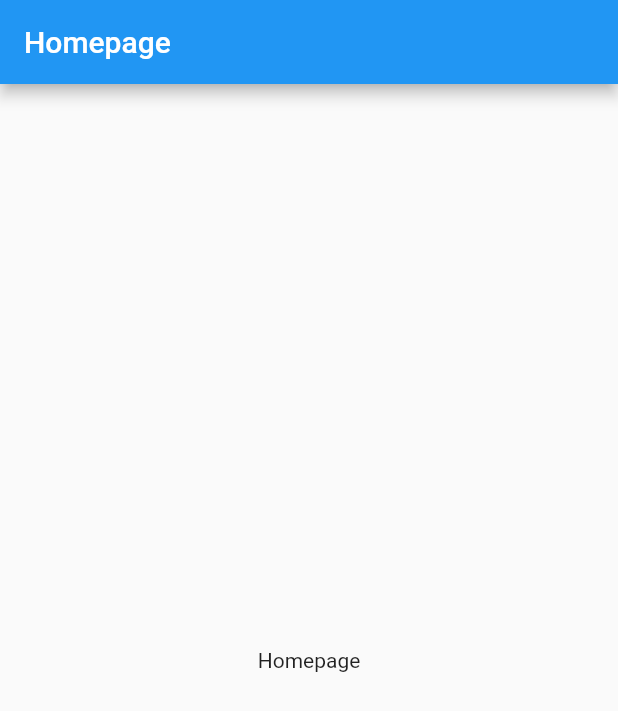
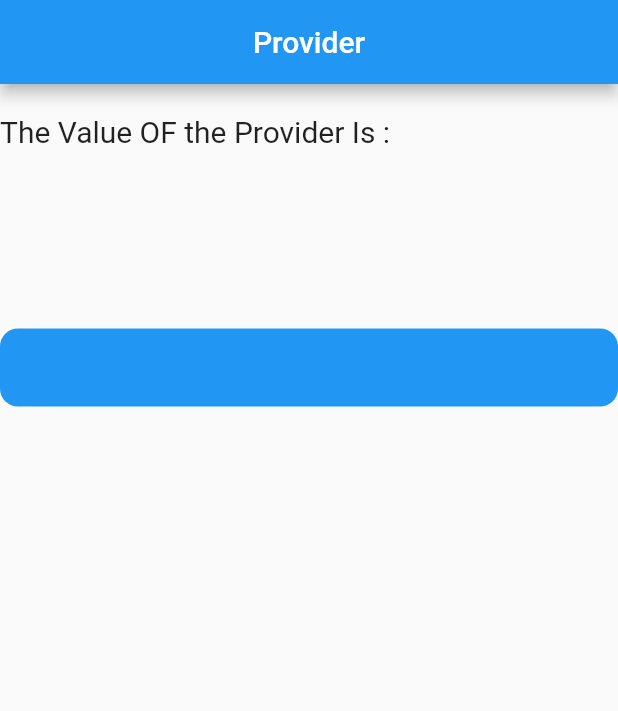
Before and after one commit to wackyapps/flutter_provider, a Flutter app: the screen it shows after launch, on a phone screen of 412 x 824 dp. Shown: the top 711 px of the screen. Run offline on Flutter 3.47's test engine with Material 2 defaults, Android fonts, the phone set to English and light mode, and no system bars.

Commit message:
Add Student Model and Provider

```diff
--- a/analysis_options.yaml
+++ b/analysis_options.yaml
@@ -22,8 +22,8 @@ linter:
   # `// ignore_for_file: name_of_lint` syntax on the line or in the file
   # producing the lint.
   rules:
+    prefer_const_constructors: false;
     # avoid_print: false  # Uncomment to disable the `avoid_print` rule
     # prefer_single_quotes: true  # Uncomment to enable the `prefer_single_quotes` rule
-
 # Additional information about this file can be found at
 # https://dart.dev/guides/language/analysis-options
--- a/lib/main.dart
+++ b/lib/main.dart
@@ -1,6 +1,5 @@
 import 'package:flutter/material.dart';
-
-import 'screens/homepage.dart';
+import 'package:vdo/pages/home_page.dart';
 
 void main() {
   runApp(const MyApp());
@@ -8,14 +7,15 @@ void main() {
 
 class MyApp extends StatelessWidget {
   const MyApp({Key? key}) : super(key: key);
-
-  // This widget is the root of your application.
   @override
   Widget build(BuildContext context) {
     return MaterialApp(
       debugShowCheckedModeBanner: false,
       title: 'Flutter Demo',
-      home: homepage(),
+      theme: ThemeData(
+        primarySwatch: Colors.blue,
+      ),
+      home: HomePage(),
     );
   }
 }
--- /dev/null
+++ b/lib/pages/home_page.dart
@@ -0,0 +1,103 @@
+// import 'package:flutter/cupertino.dart';
+// import 'package:flutter/material.dart';
+// import 'package:flutter_application_provider/provider/AppState.dart';
+
+// import 'package:provider/provider.dart';
+
+// class HomePage extends StatelessWidget {
+//   const HomePage({Key? key}) : super(key: key);
+
+//   @override
+//   Widget build(BuildContext context) {
+//     return ChangeNotifierProvider(
+//       create: (context) => AppState(),
+//       child : Scaffold(
+//         appBar: AppBar(
+//           title: Text('Provider'),
+//         ),
+//         body: Center(
+//           child: Consumer<AppState>(
+//             builder: (context, providerValue, child) {
+//               return Column(
+//                 children: [
+//                   SizedBox(height: 20),
+//                   Text('The Value OF the Provider Is : ${providerValue.name}'),
+//                   SizedBox(height: 120),
+//                   CupertinoButton(
+//                       color: Colors.blue,
+//                       child: Text('Click and Update Value'),
+//                       onPressed: () {
+//                         providerValue.getName("Code With Flutter");
+//                       })
+//                 ],
+//               );
+//             },
+//           ),
+//         ),
+//       ),
+//     );
+//   }
+// }
+
+// ignore_for_file: unused_element
+
+import 'package:flutter/cupertino.dart';
+import 'package:flutter/material.dart';
+import 'package:provider/provider.dart';
+
+import '../provider/student_provider.dart';
+
+class HomePage extends StatelessWidget {
+  HomePage({Key? key}) : super(key: key);
+  @override
+  Widget build(BuildContext context) {
+    return ChangeNotifierProvider(
+      create: (context) => StudentProvider(),
+      child: Scaffold(
+        appBar: AppBar(
+          centerTitle: true,
+          title: Text(
+            'Provider',
+          ),
+          iconTheme: IconThemeData(
+            color: Colors.black,
+          ),
+          //appbar theme
+        ),
+        body: Center(child: Consumer(
+          builder: (context, value, child) {
+            return ListView(
+              children: [
+                SizedBox(height: 20),
+                Text(
+                  'The Value OF the Provider Is : ',
+                  style: TextStyle(
+                    fontSize: 20,
+                  ),
+                ),
+                SizedBox(height: 120),
+                CupertinoButton(
+                  color: Colors.blue,
+                  child: Text('Click and Update Value'),
+                  onPressed: () {
+                    // Provider.of<StudentProvider>(context, listen: false)
+                    //     .getName('Code With Flutter');
+                  },
+                ),
+              ],
+            );
+          },
+        )
+            // ListView.builder(
+            //   itemCount: 10,
+            //   itemBuilder: (context, index) {
+            //     return ListTile(
+            //       title: Text('Item ${index + 1}'),
+            //     );
+            //   },
+            // ),
+            ),
+      ),
+    );
+  }
+}
--- /dev/null
+++ b/lib/provider/student_provider.dart
@@ -0,0 +1,21 @@
+import 'package:flutter/material.dart';
+
+class StudentProvider extends ChangeNotifier {
+  int rollno = 1;
+  String name = "";
+  String className = "";
+  int age = 23;
+  String gender = "";
+  String email = "";
+  //get the student name
+
+  void getName(String name) {
+    getUpdate(name);
+    notifyListeners();
+  }
+
+  void getUpdate(String name) {
+    this.name = name;
+    notifyListeners();
+  }
+}
--- a/pubspec.yaml
+++ b/pubspec.yaml
@@ -3,7 +3,7 @@ description: A new Flutter project.
 
 # The following line prevents the package from being accidentally published to
 # pub.dev using `flutter pub publish`. This is preferred for private packages.
-publish_to: 'none' # Remove this line if you wish to publish to pub.dev
+publish_to: "none" # Remove this line if you wish to publish to pub.dev
 
 # The following defines the version and build number for your application.
 # A version number is three numbers separated by dots, like 1.2.43
@@ -30,7 +30,6 @@ dependencies:
   flutter:
     sdk: flutter
 
-
   # The following adds the Cupertino Icons font to your application.
   # Use with the CupertinoIcons class for iOS style icons.
   cupertino_icons: ^1.0.2
@@ -52,7 +51,6 @@ dev_dependencies:
 
 # The following section is specific to Flutter.
 flutter:
-
   # The following line ensures that the Material Icons font is
   # included with your application, so that you can use the icons in
   # the material Icons class.
```
Also changed, not shown: lib/models/student_model.dart (added, +37 -0 lines), lib/pages/age_eligiblility.dart (added, +67 -0 lines), lib/provider/AppState.dart (added, +37 -0 lines), lib/provider/age_provider.dart (added, +31 -0 lines).
